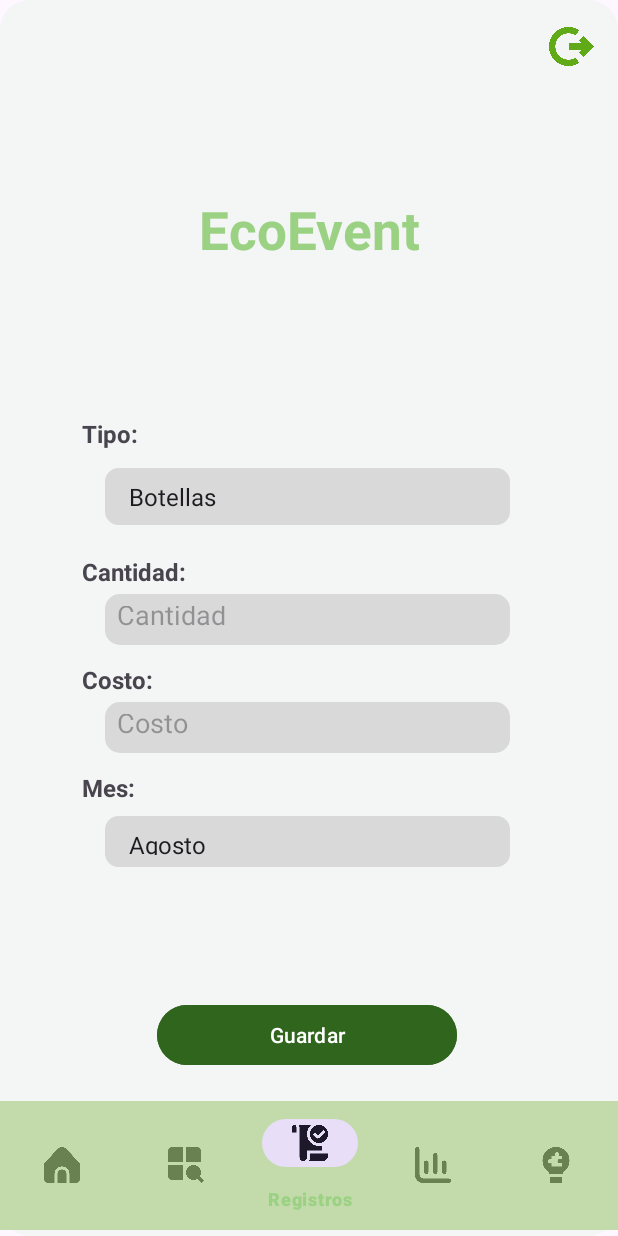
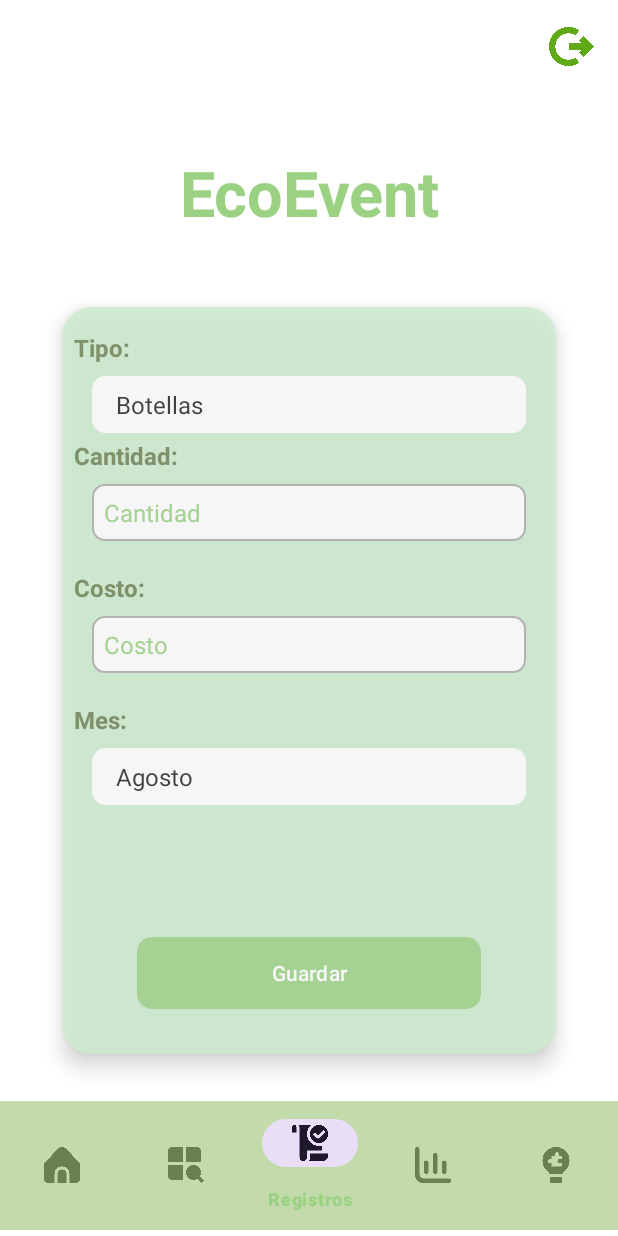
Before and after one commit to Jhonpocket/EcoEvent, an Android app: the RegistrosActivity screen opened directly, with no data from a screen before it, on a phone screen of 412 x 824 dp. Run offline under Robolectric (Android 15) with nearby library versions, the phone set to English and light mode, and no system bars.

Commit message:
Re actualiza boton cerrar sesión en todas las pantallas y se adecua formulario de categorias y registros

```diff
--- a/app/src/main/res/drawable/spinner_background.xml
+++ b/app/src/main/res/drawable/spinner_background.xml
@@ -1,6 +1,7 @@
 <?xml version="1.0" encoding="utf-8"?>
 <shape xmlns:android="http://schemas.android.com/apk/res/android">
-    <solid android:color="#D9D9D9" /> <!-- Fondo blanco, cámbialo según tu necesidad -->
+    <solid android:color="@color/color_spiner" />
+    <!-- Fondo blanco, cámbialo según tu necesidad -->
     <stroke
         android:width="2dp"
         android:color="@color/color_spiner" /> <!-- Color del borde -->
@@ -10,4 +11,5 @@
         android:top="8dp"
         android:right="8dp"
         android:bottom="8dp" />
+
 </shape>
--- a/app/src/main/res/layout/activity_categoria.xml
+++ b/app/src/main/res/layout/activity_categoria.xml
@@ -4,6 +4,7 @@
     xmlns:tools="http://schemas.android.com/tools"
     android:layout_width="match_parent"
     android:layout_height="match_parent"
+    android:background="@color/white"
     tools:context=".CategoriaActivity">
 
     <!-- TextView for the app title -->
@@ -71,8 +72,9 @@
 
     <Spinner
         android:id="@+id/spinner"
-        android:layout_width="297dp"
-        android:layout_height="54dp"
+        android:layout_width="match_parent"
+        android:layout_height="wrap_content"
+        android:layout_marginHorizontal="50dp"
         android:layout_marginTop="40dp"
         android:background="@drawable/spinner_background"
         app:layout_constraintEnd_toEndOf="parent"
@@ -81,8 +83,9 @@
 
     <Button
         android:id="@+id/buttonRegistrar"
-        android:layout_width="170dp"
-        android:layout_height="65dp"
+        android:layout_width="match_parent"
+        android:layout_height="wrap_content"
+        android:layout_marginHorizontal="50dp"
         android:layout_marginTop="88dp"
         android:backgroundTint="#2F651C"
         android:text="@string/registrar"
@@ -91,6 +94,7 @@
         app:layout_constraintHorizontal_bias="0.497"
         app:layout_constraintStart_toStartOf="parent"
         app:layout_constraintTop_toBottomOf="@id/spinner"
+        android:background="@drawable/rounded_corners_button"
         app:layout_constraintVertical_bias="0.0" />
 
     <com.google.android.material.bottomnavigation.BottomNavigationView
--- a/app/src/main/res/layout/activity_forgot_password.xml
+++ b/app/src/main/res/layout/activity_forgot_password.xml
@@ -5,7 +5,8 @@
     android:layout_width="match_parent"
     android:layout_height="match_parent"
     tools:context=".ForgotPasswordActivity"
-    android:padding="16dp">
+    android:padding="16dp"
+    android:background="@color/white">
 
     <LinearLayout
         android:id="@+id/contentLayout"
--- a/app/src/main/res/layout/activity_registros.xml
+++ b/app/src/main/res/layout/activity_registros.xml
@@ -4,45 +4,35 @@
     xmlns:tools="http://schemas.android.com/tools"
     android:layout_width="match_parent"
     android:layout_height="match_parent"
-    tools:context=".CategoriaActivity">
+    tools:context=".CategoriaActivity"
+    android:background="@color/white">
 
-    <!-- Background Image -->
-    <ImageView
-        android:id="@+id/background_image"
-        android:layout_width="0dp"
-        android:layout_height="0dp"
-        android:alpha="0.2"
-        android:scaleType="centerCrop"
-        android:src="@drawable/rounded_corners"
-        app:layout_constraintBottom_toBottomOf="parent"
-        app:layout_constraintEnd_toEndOf="parent"
-        app:layout_constraintStart_toStartOf="parent"
-        app:layout_constraintTop_toTopOf="parent" />
+
 
     <!-- Header Section -->
     <LinearLayout
         android:id="@+id/header"
-        android:layout_width="391dp"
-        android:layout_height="206dp"
-        android:gravity="center"
+        android:layout_width="0dp"
+        android:layout_height="wrap_content"
         android:orientation="vertical"
-        android:padding="16dp"
+        app:layout_constraintTop_toTopOf="parent"
+        app:layout_constraintStart_toStartOf="parent"
         app:layout_constraintEnd_toEndOf="parent"
-        app:layout_constraintStart_toStartOf="parent"
-        app:layout_constraintTop_toTopOf="parent">
+        android:layout_marginBottom="16dp">
         <ImageView
-            android:id="@+id/logo"
-            android:layout_width="200dp"
-            android:layout_height="100dp" />
-
+            android:id="@+id/imageView7"
+            android:layout_width="100dp"
+            android:layout_height="100dp"
+            android:layout_gravity="center" />
         <!-- Title -->
         <TextView
-            android:layout_width="wrap_content"
-            android:layout_height="125dp"
-            android:gravity="center"
+            android:layout_width="match_parent"
+            android:layout_height="wrap_content"
+            android:layout_marginBottom="16dp"
             android:text="@string/app_title"
+            android:textAlignment="center"
             android:textColor="@color/primary_text_color"
-            android:textSize="35dp"
+            android:textSize="42sp"
             android:textStyle="bold" />
     </LinearLayout>
     <!-- Logout Icon -->
@@ -64,27 +54,32 @@
 
     <LinearLayout
         android:id="@+id/body"
-        android:layout_width="410dp"
-        android:layout_height="491dp"
-        android:gravity="center"
+        android:layout_width="329dp"
+        android:layout_height="wrap_content"
+        android:layout_marginStart="50dp"
+        android:layout_marginEnd="50dp"
+        android:alpha="0.8"
+        android:background="@drawable/rounded_corners"
+        android:elevation="8dp"
         android:orientation="vertical"
-        android:padding="16dp"
-        app:layout_constraintBottom_toTopOf="@id/bottom_navigation"
+        app:layout_constraintBottom_toTopOf="@+id/bottom_navigation"
         app:layout_constraintEnd_toEndOf="parent"
-        app:layout_constraintHorizontal_bias="0.0"
         app:layout_constraintStart_toStartOf="parent"
         app:layout_constraintTop_toBottomOf="@id/header"
-        app:layout_constraintVertical_bias="1.0">
+        tools:visibility="visible">
 
         <!-- Tipo TextView -->
 
         <!-- Tipo Spinner -->
         <TextView
             android:id="@+id/textTipo"
-            android:layout_width="300dp"
+            android:layout_width="match_parent"
             android:layout_height="wrap_content"
+            android:layout_marginBottom="8dp"
             android:layout_marginTop="16dp"
+            android:layout_marginStart="8dp"
             android:text="@string/tipo"
+            android:textColor="@color/color_text"
             android:textAlignment="gravity"
             android:textSize="16sp"
             android:textStyle="bold" />
@@ -92,40 +87,54 @@
 
         <Spinner
             android:id="@+id/spinner_tipo"
-            android:layout_width="270dp"
+            android:layout_width="match_parent"
             android:layout_height="wrap_content"
-            android:layout_marginTop="12dp"
-            android:background="@drawable/spinner_background" />
+            android:layout_marginHorizontal="20dp"
+            android:layout_marginTop="0dp"
+            android:padding="8dp"
+            android:background="@drawable/spinner_background"
+            app:layout_constraintEnd_toEndOf="parent"
+            app:layout_constraintStart_toStartOf="parent"
+            android:textColor="@color/color_text"/>
 
         <TextView
             android:id="@+id/txtCantidad"
-            android:layout_width="300dp"
+            android:layout_width="match_parent"
             android:layout_height="wrap_content"
-            android:layout_marginTop="20dp"
+            android:layout_marginBottom="8dp"
+            android:layout_marginTop="4dp"
+            android:layout_marginStart="8dp"
             android:text="@string/cantidadEdit"
+            android:textColor="@color/color_text"
             android:textAlignment="gravity"
             android:textSize="16sp"
             android:textStyle="bold" />
 
         <EditText
             android:id="@+id/et_cantidad"
-            android:layout_width="270dp"
-            android:layout_height="34dp"
-            android:layout_marginTop="4dp"
-            android:background="@drawable/rounded_corners_button"
+            android:layout_width="match_parent"
+            android:layout_height="wrap_content"
+            android:layout_marginHorizontal="20dp"
+            android:layout_marginBottom="16dp"
+            android:background="@drawable/edit_text_background"
             android:hint="@string/cantidad"
+            android:inputType="text"
             android:padding="8dp"
-            android:inputType="text"
             android:textAlignment="gravity"
-            android:textColor="@color/primary_text_color" />
+            android:textSize="16sp"
+            android:textColor="@color/color_text"
+            android:textColorHint="@color/primary_text_color" />
 
         <!-- Mes TextView -->
         <TextView
             android:id="@+id/txtcosto"
-            android:layout_width="300dp"
+            android:layout_width="match_parent"
             android:layout_height="wrap_content"
-            android:layout_marginTop="12dp"
+            android:layout_marginBottom="8dp"
+            android:layout_marginTop="4dp"
+            android:layout_marginStart="8dp"
             android:text="@string/costo"
+            android:textColor="@color/color_text"
             android:textAlignment="gravity"
             android:textSize="16sp"
             android:textStyle="bold" />
@@ -133,22 +142,28 @@
         <!-- Mes TextView -->
         <EditText
             android:id="@+id/et_costo"
-            android:layout_width="270dp"
-            android:layout_height="34dp"
-            android:layout_marginTop="4dp"
-            android:background="@drawable/rounded_corners_button"
+            android:layout_width="match_parent"
+            android:layout_height="wrap_content"
+            android:layout_marginHorizontal="20dp"
+            android:layout_marginBottom="16dp"
+            android:background="@drawable/edit_text_background"
             android:hint="@string/costohit"
+            android:inputType="numberDecimal"
             android:padding="8dp"
-            android:inputType="numberDecimal"
             android:textAlignment="gravity"
-            android:textColor="@color/primary_text_color" />
+            android:textSize="16sp"
+            android:textColor="@color/color_text"
+            android:textColorHint="@color/primary_text_color" />
 
         <TextView
             android:id="@+id/txtMes"
-            android:layout_width="300dp"
+            android:layout_width="match_parent"
             android:layout_height="wrap_content"
-            android:layout_marginTop="12dp"
+            android:layout_marginBottom="8dp"
+            android:layout_marginTop="4dp"
+            android:layout_marginStart="8dp"
             android:text="@string/mes"
+            android:textColor="@color/color_text"
             android:textAlignment="gravity"
             android:textSize="16sp"
             android:textStyle="bold" />
@@ -159,18 +174,30 @@
 
         <Spinner
             android:id="@+id/spinner_mes"
-            android:layout_width="270dp"
-            android:layout_height="34dp"
-            android:layout_marginTop="8dp"
-            android:background="@drawable/spinner_background" />
+            android:layout_width="match_parent"
+            android:layout_height="wrap_content"
+            android:layout_marginHorizontal="20dp"
+            android:layout_marginTop="0dp"
+            android:padding="8dp"
+            android:background="@drawable/spinner_background"
+            app:layout_constraintEnd_toEndOf="parent"
+            app:layout_constraintStart_toStartOf="parent"
+            android:textColor="@color/color_text"
+            android:textColorHint="@color/primary_text_color"/>
+
 
         <Button
             android:id="@+id/buttonSave"
-            android:layout_width="200dp"
+            android:layout_width="match_parent"
             android:layout_height="wrap_content"
+            android:layout_marginHorizontal="50dp"
             android:layout_marginTop="88dp"
+            android:layout_marginBottom="30dp"
+            android:background="@drawable/rounded_corners_button"
             android:backgroundTint="#2F651C"
-            android:text="@string/guardar" />
+            android:text="@string/guardar"
+            android:textAlignment="center"
+            android:textAllCaps="false" />
     </LinearLayout>
 
     <com.google.android.material.bottomnavigation.BottomNavigationView
--- a/app/src/main/res/layout/activity_tips.xml
+++ b/app/src/main/res/layout/activity_tips.xml
@@ -7,7 +7,8 @@
     android:layout_width="match_parent"
     android:layout_height="match_parent"
     android:orientation="vertical"
-    tools:context=".TipsActivity">
+    tools:context=".TipsActivity"
+    android:background="@color/white">
 
     <ImageButton
         android:id="@+id/logout_button"
--- a/app/src/main/res/layout/screen_main.xml
+++ b/app/src/main/res/layout/screen_main.xml
@@ -3,7 +3,9 @@
     xmlns:app="http://schemas.android.com/apk/res-auto"
     xmlns:tools="http://schemas.android.com/tools"
     android:layout_width="match_parent"
-    android:layout_height="match_parent">
+    android:layout_height="match_parent"
+    android:padding="0dp"
+    android:background="@color/white">
 
     <ImageView
         android:id="@+id/background_image"
--- a/app/src/main/res/layout/spinner_item.xml
+++ b/app/src/main/res/layout/spinner_item.xml
@@ -4,4 +4,4 @@
     android:layout_height="wrap_content"
     android:textSize="18sp"
     android:padding="8dp"
-    android:textColor="@color/color_text" />
+    android:textColor="@color/menu_text_color" />
--- a/app/src/main/res/layout/statistics_screen.xml
+++ b/app/src/main/res/layout/statistics_screen.xml
@@ -6,6 +6,7 @@
     android:layout_width="match_parent"
     android:layout_height="match_parent"
     android:padding="0dp"
+    android:background="@color/white"
     tools:context=".StatisticsActivity">
 
     <!-- Logout Icon -->
--- a/app/src/main/res/values-night/colors.xml
+++ b/app/src/main/res/values-night/colors.xml
@@ -8,6 +8,6 @@
     <color name="teal_200">#597F66</color> <!-- Ajustado para tema oscuro -->
     <color name="teal_700">#365140</color> <!-- Ajustado para tema oscuro -->
     <color name="color_text">#214221</color> <!-- Ajustado para tema oscuro -->
-    <color name="color_spiner">#3D3D3D</color> <!-- Ajustado para tema oscuro -->
+    <color name="color_spiner">#FFFFFF</color> <!-- Ajustado para tema oscuro -->
 
 </resources>
--- a/app/src/main/res/values/colors.xml
+++ b/app/src/main/res/values/colors.xml
@@ -8,7 +8,7 @@
     <color name="teal_200">#FF03DAC5</color>
     <color name="teal_700">#FF018786</color>
     <color name="color_text">#698151</color>
-    <color name="color_spiner">#D9D9D9</color>
+    <color name="color_spiner">#FFFFFF</color>
     <color name="colorIconSelected">#FF0000</color> <!-- Color para íconos seleccionados -->
 
 </resources>
```
